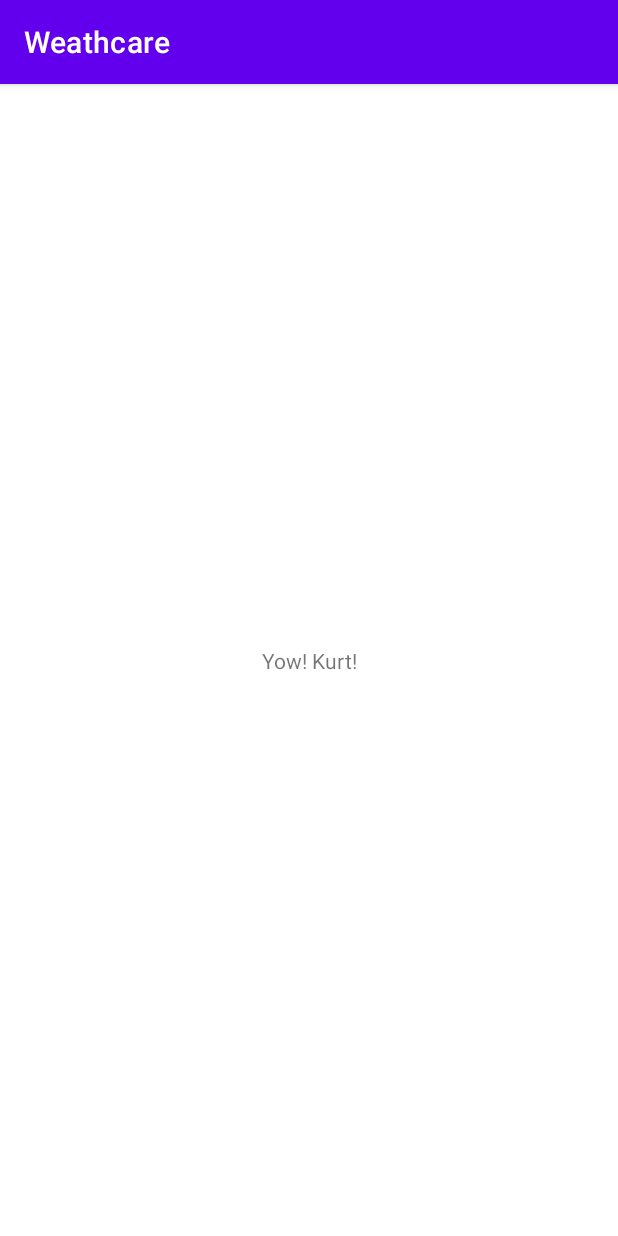
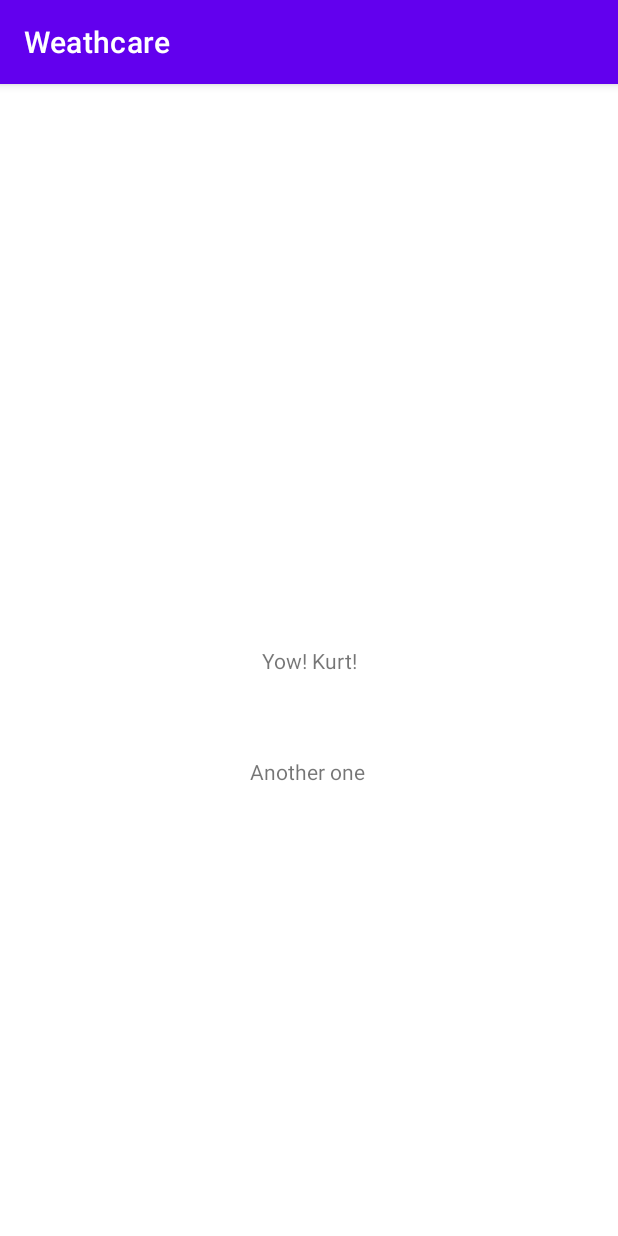
Before and after one commit to rsl081/Weathcare-app, an Android app: the screen it shows after launch (MainActivity), on a phone screen of 412 x 824 dp. Run offline under Robolectric (Android 15) with nearby library versions, the phone set to English and light mode, and no system bars.

Commit message:
another one

```diff
--- a/app/src/main/res/layout/activity_main.xml
+++ b/app/src/main/res/layout/activity_main.xml
@@ -16,5 +16,17 @@
         app:layout_constraintRight_toRightOf="parent"
         app:layout_constraintTop_toTopOf="parent" />
 
+    <TextView
+        android:id="@+id/textView1"
+        android:layout_width="wrap_content"
+        android:layout_height="wrap_content"
+        android:text="Another one"
+        app:layout_constraintBottom_toBottomOf="parent"
+        app:layout_constraintHorizontal_bias="0.498"
+        app:layout_constraintLeft_toLeftOf="parent"
+        app:layout_constraintRight_toRightOf="parent"
+        app:layout_constraintTop_toBottomOf="@+id/textView"
+        app:layout_constraintVertical_bias="0.154" />
+
 
 </androidx.constraintlayout.widget.ConstraintLayout>
```
